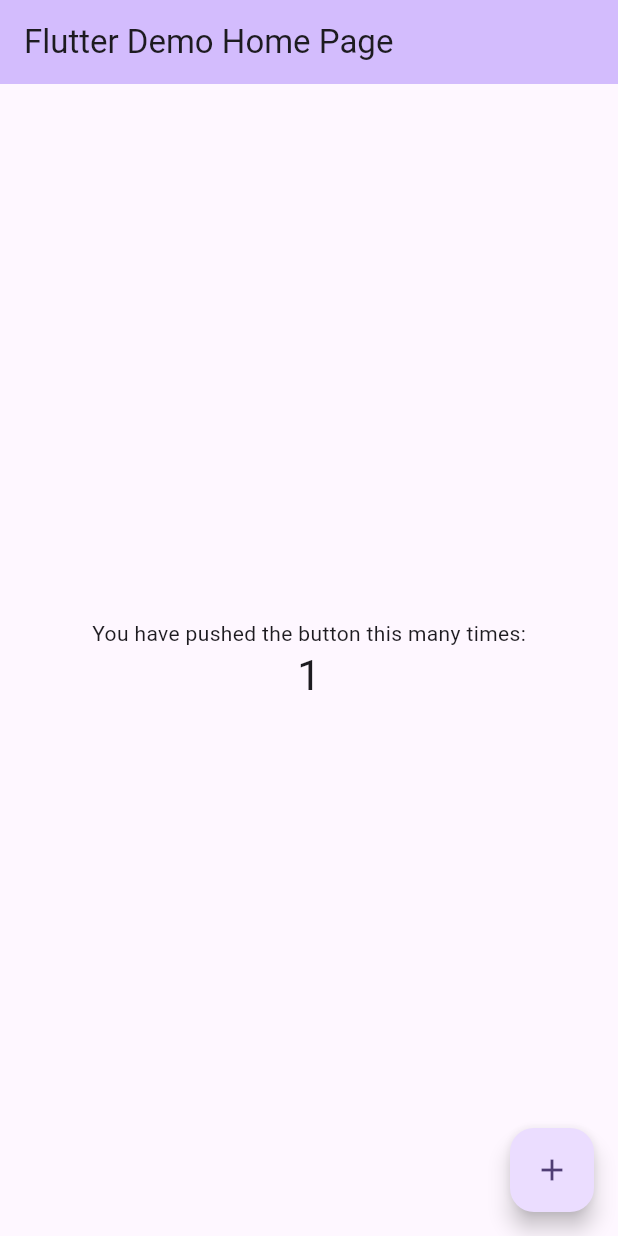
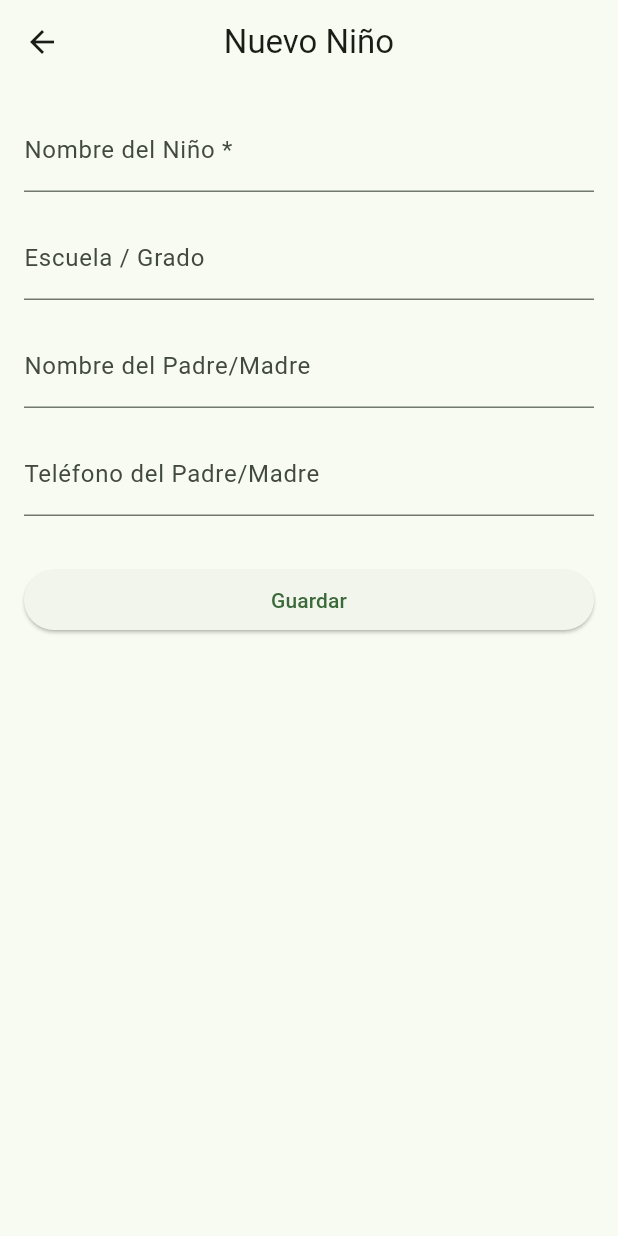
Before and after one commit to bjimenezro/lunch_app, a Flutter app: the screen it shows after launch, after a tap on the "add" icon, on a phone screen of 412 x 824 dp. Run offline on Flutter 3.47's test engine with Material 3 defaults, Android fonts, the phone set to English and light mode, and no system bars; our stand-ins replace flutter_riverpod, go_router, isar, riverpod_annotation; accounts and stored records are empty; generated files the repository leaves out were written again.

Commit message:
Creación de esctructura de carpeta y primeras pantallas.

```diff
--- /dev/null
+++ b/lib/core/database/isar_db.dart
@@ -0,0 +1,16 @@
+import 'package:isar/isar.dart';
+import 'package:path_provider/path_provider.dart';
+
+import '../../features/clients/domain/client.dart';
+
+class IsarDb {
+  static late Isar instance;
+
+  static Future<void> initialize() async {
+    final dir = await getApplicationDocumentsDirectory();
+    instance = await Isar.open(
+      [ClientSchema],
+      directory: dir.path,
+    );
+  }
+}
--- /dev/null
+++ b/lib/core/router/app_router.dart
@@ -0,0 +1,26 @@
+import 'package:go_router/go_router.dart';
+
+import '../../features/clients/domain/client.dart';
+import '../../features/clients/presentation/screens/add_edit_client_screen.dart';
+import '../../features/clients/presentation/screens/client_list_screen.dart';
+
+final GoRouter appRouter = GoRouter(
+  initialLocation: '/',
+  routes: [
+    GoRoute(
+      path: '/',
+      builder: (context, state) => const ClientListScreen(),
+    ),
+    GoRoute(
+      path: '/add-client',
+      builder: (context, state) => const AddEditClientScreen(),
+    ),
+    GoRoute(
+      path: '/edit-client',
+      builder: (context, state) {
+        final client = state.extra as Client;
+        return AddEditClientScreen(client: client);
+      },
+    ),
+  ],
+);
--- /dev/null
+++ b/lib/core/theme/app_theme.dart
@@ -0,0 +1,30 @@
+import 'package:flutter/material.dart';
+
+class AppTheme {
+  static ThemeData get lightTheme {
+    return ThemeData(
+      useMaterial3: true,
+      colorScheme: ColorScheme.fromSeed(
+        seedColor: const Color(0xFF4CAF50), // Un verde fresco para comida
+        brightness: Brightness.light,
+      ),
+      appBarTheme: const AppBarTheme(
+        centerTitle: true,
+      ),
+      // Ajustes de tipografía o botones pueden ir aquí
+    );
+  }
+
+  static ThemeData get darkTheme {
+    return ThemeData(
+      useMaterial3: true,
+      colorScheme: ColorScheme.fromSeed(
+        seedColor: const Color(0xFF4CAF50),
+        brightness: Brightness.dark,
+      ),
+      appBarTheme: const AppBarTheme(
+        centerTitle: true,
+      ),
+    );
+  }
+}
--- /dev/null
+++ b/lib/features/clients/domain/client.dart
@@ -0,0 +1,18 @@
+import 'package:isar/isar.dart';
+
+part 'client.g.dart';
+
+@collection
+class Client {
+  Id id = Isar.autoIncrement;
+
+  late String name;
+
+  String? school;
+
+  String? parentName;
+
+  String? parentPhone;
+
+  double currentDebt = 0.0;
+}
--- /dev/null
+++ b/lib/features/clients/presentation/screens/add_edit_client_screen.dart
@@ -0,0 +1,100 @@
+import 'package:flutter/material.dart';
+import 'package:flutter_riverpod/flutter_riverpod.dart';
+import 'package:go_router/go_router.dart';
+
+import '../../domain/client.dart';
+import '../providers/client_provider.dart';
+
+class AddEditClientScreen extends ConsumerStatefulWidget {
+  final Client? client;
+  const AddEditClientScreen({super.key, this.client});
+
+  @override
+  ConsumerState<AddEditClientScreen> createState() => _AddEditClientScreenState();
+}
+
+class _AddEditClientScreenState extends ConsumerState<AddEditClientScreen> {
+  final _formKey = GlobalKey<FormState>();
+  late String _name;
+  String? _school;
+  String? _parentName;
+  String? _parentPhone;
+
+  @override
+  void initState() {
+    super.initState();
+    _name = widget.client?.name ?? '';
+    _school = widget.client?.school;
+    _parentName = widget.client?.parentName;
+    _parentPhone = widget.client?.parentPhone;
+  }
+
+  void _save() {
+    if (_formKey.currentState!.validate()) {
+      _formKey.currentState!.save();
+      final newClient = Client()
+        ..name = _name
+        ..school = _school
+        ..parentName = _parentName
+        ..parentPhone = _parentPhone;
+
+      if (widget.client != null) {
+        newClient.id = widget.client!.id;
+        newClient.currentDebt = widget.client!.currentDebt;
+        ref.read(clientsNotifierProvider.notifier).updateClient(newClient);
+      } else {
+        ref.read(clientsNotifierProvider.notifier).addClient(newClient);
+      }
+      context.pop();
+    }
+  }
+
+  @override
+  Widget build(BuildContext context) {
+    return Scaffold(
+      appBar: AppBar(
+        title: Text(widget.client == null ? 'Nuevo Niño' : 'Editar Niño'),
+      ),
+      body: Padding(
+        padding: const EdgeInsets.all(16.0),
+        child: Form(
+          key: _formKey,
+          child: ListView(
+            children: [
+              TextFormField(
+                initialValue: _name,
+                decoration: const InputDecoration(labelText: 'Nombre del Niño *'),
+                validator: (value) => value == null || value.isEmpty ? 'Requerido' : null,
+                onSaved: (value) => _name = value!,
+              ),
+              const SizedBox(height: 16),
+              TextFormField(
+                initialValue: _school,
+                decoration: const InputDecoration(labelText: 'Escuela / Grado'),
+                onSaved: (value) => _school = value,
+              ),
+              const SizedBox(height: 16),
+              TextFormField(
+                initialValue: _parentName,
+                decoration: const InputDecoration(labelText: 'Nombre del Padre/Madre'),
+                onSaved: (value) => _parentName = value,
+              ),
+              const SizedBox(height: 16),
+              TextFormField(
+                initialValue: _parentPhone,
+                decoration: const InputDecoration(labelText: 'Teléfono del Padre/Madre'),
+                keyboardType: TextInputType.phone,
+                onSaved: (value) => _parentPhone = value,
+              ),
+              const SizedBox(height: 32),
+              ElevatedButton(
+                onPressed: _save,
+                child: const Text('Guardar'),
+              ),
+            ],
+          ),
+        ),
+      ),
+    );
+  }
+}
--- /dev/null
+++ b/lib/features/clients/presentation/screens/client_list_screen.dart
@@ -0,0 +1,50 @@
+import 'package:flutter/material.dart';
+import 'package:flutter_riverpod/flutter_riverpod.dart';
+import 'package:go_router/go_router.dart';
+
+import '../providers/client_provider.dart';
+
+class ClientListScreen extends ConsumerWidget {
+  const ClientListScreen({super.key});
+
+  @override
+  Widget build(BuildContext context, WidgetRef ref) {
+    final clientsAsync = ref.watch(clientsNotifierProvider);
+
+    return Scaffold(
+      appBar: AppBar(
+        title: const Text('Niños (Clientes)'),
+      ),
+      body: clientsAsync.when(
+        data: (clients) {
+          if (clients.isEmpty) {
+            return const Center(child: Text('No hay niños registrados aún.'));
+          }
+          return ListView.builder(
+            itemCount: clients.length,
+            itemBuilder: (context, index) {
+              final client = clients[index];
+              return ListTile(
+                title: Text(client.name),
+                subtitle: Text(client.school ?? 'Sin escuela'),
+                trailing: Text('\$${client.currentDebt.toStringAsFixed(2)}', style: TextStyle(
+                  color: client.currentDebt > 0 ? Colors.red : Colors.green,
+                  fontWeight: FontWeight.bold,
+                )),
+                onTap: () {
+                  context.push('/edit-client', extra: client);
+                },
+              );
+            },
+          );
+        },
+        loading: () => const Center(child: CircularProgressIndicator()),
+        error: (error, stack) => Center(child: Text('Error: $error')),
+      ),
+      floatingActionButton: FloatingActionButton(
+        onPressed: () => context.push('/add-client'),
+        child: const Icon(Icons.add),
+      ),
+    );
+  }
+}
--- a/lib/main.dart
+++ b/lib/main.dart
@@ -1,122 +1,33 @@
 import 'package:flutter/material.dart';
+import 'package:flutter_riverpod/flutter_riverpod.dart';
 
-void main() {
-  runApp(const MyApp());
+import 'core/database/isar_db.dart';
+import 'core/router/app_router.dart';
+import 'core/theme/app_theme.dart';
+
+void main() async {
+  WidgetsFlutterBinding.ensureInitialized();
+
+  await IsarDb.initialize();
+
+  runApp(
+    const ProviderScope(
+      child: LunchApp(),
+    ),
+  );
 }
 
-class MyApp extends StatelessWidget {
-  const MyApp({super.key});
+class LunchApp extends StatelessWidget {
+  const LunchApp({super.key});
 
-  // This widget is the root of your application.
   @override
   Widget build(BuildContext context) {
-    return MaterialApp(
-      title: 'Flutter Demo',
-      theme: ThemeData(
-        // This is the theme of your application.
-        //
-        // TRY THIS: Try running your application with "flutter run". You'll see
-        // the application has a purple toolbar. Then, without quitting the app,
-        // try changing the seedColor in the colorScheme below to Colors.green
-        // and then invoke "hot reload" (save your changes or press the "hot
-        // reload" button in a Flutter-supported IDE, or press "r" if you used
-        // the command line to start the app).
-        //
-        // Notice that the counter didn't reset back to zero; the application
-        // state is not lost during the reload. To reset the state, use hot
-        // restart instead.
-        //
-        // This works for code too, not just values: Most code changes can be
-        // tested with just a hot reload.
-        colorScheme: .fromSeed(seedColor: Colors.deepPurple),
-      ),
-      home: const MyHomePage(title: 'Flutter Demo Home Page'),
+    return MaterialApp.router(
+      title: 'Lunch App',
+      theme: AppTheme.lightTheme,
+      darkTheme: AppTheme.darkTheme,
+      themeMode: ThemeMode.system,
+      routerConfig: appRouter,
     );
   }
 }
-
-class MyHomePage extends StatefulWidget {
-  const MyHomePage({super.key, required this.title});
-
-  // This widget is the home page of your application. It is stateful, meaning
-  // that it has a State object (defined below) that contains fields that affect
-  // how it looks.
-
-  // This class is the configuration for the state. It holds the values (in this
-  // case the title) provided by the parent (in this case the App widget) and
-  // used by the build method of the State. Fields in a Widget subclass are
-  // always marked "final".
-
-  final String title;
-
-  @override
-  State<MyHomePage> createState() => _MyHomePageState();
-}
-
-class _MyHomePageState extends State<MyHomePage> {
-  int _counter = 0;
-
-  void _incrementCounter() {
-    setState(() {
-      // This call to setState tells the Flutter framework that something has
-      // changed in this State, which causes it to rerun the build method below
-      // so that the display can reflect the updated values. If we changed
-      // _counter without calling setState(), then the build method would not be
-      // called again, and so nothing would appear to happen.
-      _counter++;
-    });
-  }
-
-  @override
-  Widget build(BuildContext context) {
-    // This method is rerun every time setState is called, for instance as done
-    // by the _incrementCounter method above.
-    //
-    // The Flutter framework has been optimized to make rerunning build methods
-    // fast, so that you can just rebuild anything that needs updating rather
-    // than having to individually change instances of widgets.
-    return Scaffold(
-      appBar: AppBar(
-        // TRY THIS: Try changing the color here to a specific color (to
-        // Colors.amber, perhaps?) and trigger a hot reload to see the AppBar
-        // change color while the other colors stay the same.
-        backgroundColor: Theme.of(context).colorScheme.inversePrimary,
-        // Here we take the value from the MyHomePage object that was created by
-        // the App.build method, and use it to set our appbar title.
-        title: Text(widget.title),
-      ),
-      body: Center(
-        // Center is a layout widget. It takes a single child and positions it
-        // in the middle of the parent.
-        child: Column(
-          // Column is also a layout widget. It takes a list of children and
-          // arranges them vertically. By default, it sizes itself to fit its
-          // children horizontally, and tries to be as tall as its parent.
-          //
-          // Column has various properties to control how it sizes itself and
-          // how it positions its children. Here we use mainAxisAlignment to
-          // center the children vertically; the main axis here is the vertical
-          // axis because Columns are vertical (the cross axis would be
-          // horizontal).
-          //
-          // TRY THIS: Invoke "debug painting" (choose the "Toggle Debug Paint"
-          // action in the IDE, or press "p" in the console), to see the
-          // wireframe for each widget.
-          mainAxisAlignment: .center,
-          children: [
-            const Text('You have pushed the button this many times:'),
-            Text(
-              '$_counter',
-              style: Theme.of(context).textTheme.headlineMedium,
-            ),
-          ],
-        ),
-      ),
-      floatingActionButton: FloatingActionButton(
-        onPressed: _incrementCounter,
-        tooltip: 'Increment',
-        child: const Icon(Icons.add),
-      ),
-    );
-  }
-}
```
Also changed, not shown: lib/features/clients/data/client_repository.dart (added, +23 -0 lines), lib/features/clients/presentation/providers/client_provider.dart (added, +51 -0 lines), pubspec.yaml (+9 -0 lines), lib/features/clients/domain/client.g.dart (added), lib/features/clients/presentation/providers/client_provider.g.dart (added), pubspec.lock, 7 other files.
